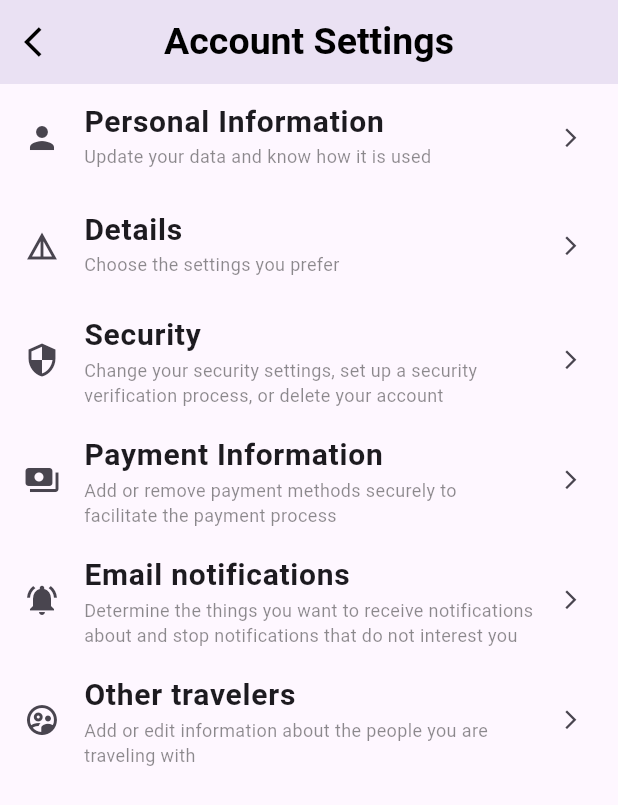
After one commit to hassanmoharam2002/rahlity, a Flutter app: the homepage screen opened by its route, in the side drawer, after a tap on "manage your acount", on a phone screen of 412 x 824 dp. The commit adds this screen. Shown: the top 805 px of the screen. Run offline on Flutter 3.47's test engine with Material 3 defaults, Android fonts, the phone set to English and light mode, and no system bars; our stand-ins replace awesome_dialog, curved_navigation_bar, firebase_auth, firebase_core, flutter_native_splash, google_sign_in and 1 more; accounts and stored records are empty.

Commit message:
mohamed hassan part

```diff
--- a/lib/layouts/categories/akama/search/bottomsheetcalender.dart
+++ /dev/null
@@ -1,35 +0,0 @@
-
-
-
-import 'package:flutter/material.dart';
-
-class BottomSheetCalender extends StatefulWidget {
-  const BottomSheetCalender({super.key});
-
-  @override
-  State<BottomSheetCalender> createState() => _BottomSheetCalenderState();
-}
-
-class _BottomSheetCalenderState extends State<BottomSheetCalender> {
-  @override
-  Widget build(BuildContext context) {
-    return
-  }
-
-  var selectedate = DateTime.now();
-
-  void showtaskdatpicker() async {
-    var userselectdate = await showDatePicker(
-        context: context,
-        initialDate: selectedate,
-        firstDate: DateTime.now(),
-        lastDate: DateTime.now().add(Duration(days: 365)));
-
-    if (userselectdate == null) {
-      return;
-    }
-    setState(() {
-      selectedate = userselectdate;
-    });
-  }
-}
--- a/lib/layouts/categories/akama/search/bottomsheetoptions.dart
+++ b/lib/layouts/categories/akama/search/bottomsheetoptions.dart
@@ -1,9 +1,4 @@
 
-
-
-
-
-import 'package:flutter/cupertino.dart';
 import 'package:flutter/material.dart';
 
 class PostBottomSheetBar extends StatefulWidget {
--- a/lib/layouts/drawer_ui/drawer_.dart
+++ b/lib/layouts/drawer_ui/drawer_.dart
@@ -1,8 +1,12 @@
 
 
+import 'package:firebase_auth/firebase_auth.dart';
 import 'package:flutter/cupertino.dart';
 import 'package:flutter/material.dart';
 import 'package:flutter/widgets.dart';
+import 'package:google_sign_in/google_sign_in.dart';
+
+import '../manage your account/manageacount.dart';
 
 class CustemedDrawer extends StatelessWidget {
   const CustemedDrawer({super.key});
@@ -66,13 +70,19 @@ class CustemedDrawer extends StatelessWidget {
 
             ],
           ),
-          ListTile(
+          InkWell(
+            highlightColor: Colors.black,
+            onTap: (){
+              Navigator.of(context).push(MaterialPageRoute(builder: (context)=>AccountSetting()));
+            },
+            child: ListTile(
               leading: Icon(
                 Icons.person, size: 30,
               ),
               title: Text('manage your acount',style: TextStyle(
                   fontSize: 20
               ),),
+            ),
           ),
           Padding(
             padding: EdgeInsets.only(left: 20,
@@ -125,7 +135,17 @@ class CustemedDrawer extends StatelessWidget {
                 fontSize: 15
             ),),
           ),
-          Expanded(
+
+          Spacer(),
+          InkWell(
+            highlightColor: Colors.black,
+            onTap: ()async{
+              GoogleSignIn googlesignin =GoogleSignIn();
+              googlesignin.disconnect();
+              await FirebaseAuth.instance.signOut();
+              Navigator.of(context).pushNamedAndRemoveUntil('login', (route) => false);
+            },
+            child: Expanded(
               child:Align(
                 alignment:FractionalOffset.bottomLeft ,
                 child: ListTile(
@@ -137,7 +157,8 @@ class CustemedDrawer extends StatelessWidget {
                       color: Colors.blue
                   ),),
                 ),
-            ), )
+              ), ),
+          )
         ],
       ),
     );
--- /dev/null
+++ b/lib/layouts/manage your account/manageacount.dart
@@ -0,0 +1,145 @@
+import 'package:flutter/material.dart';
+
+class AccountSetting extends StatelessWidget {
+  const AccountSetting({super.key});
+  static const String rountName = 'Slider_Screen' ;
+
+  @override
+  Widget build(BuildContext context) {
+    return Scaffold(
+        appBar: AppBar(
+          backgroundColor: Colors.transparent,
+          elevation: 10,
+          leading: Icon(Icons.arrow_back_ios, color: Colors.black, ),
+          title: const Text('Account Settings',
+            style: TextStyle(
+              fontSize: 25 ,
+              fontWeight: FontWeight.bold ,
+              color: Colors.black ,
+
+            ),
+          ),
+          centerTitle: true,
+        ),
+        body: ListView(
+          children: <Widget>[
+            ListTile(
+              leading:  Icon(Icons.person),
+              title:  Text('Personal Information',
+                style: TextStyle(
+                  fontSize: 20,
+                  fontWeight: FontWeight.bold ,),
+              ),
+              trailing:  Icon(Icons.arrow_forward_ios, size: 15 ,),
+              subtitle:  Text('Update your data and know how it is used',
+                style: TextStyle(
+                  fontSize: 12,
+                  color: Colors.black45 ,
+                ),
+              ),
+              onTap: () {
+              },
+            ),
+            ListTile(
+              leading: const Icon(Icons.details),
+              title: const Text('Details',
+                style: TextStyle(fontSize: 20,
+                  fontWeight: FontWeight.bold ,),
+              ),
+              trailing: const Icon(Icons.arrow_forward_ios, size: 15 ,),
+              subtitle: const Text('Choose the settings you prefer',
+                style: TextStyle(
+                  fontSize:12  ,
+                  color: Colors.black45 ,
+                ),
+              ),
+
+              onTap: () {
+                // Navigate to details page
+              },
+            ),
+            ListTile(
+              leading: const Icon(Icons.security),
+              title: const Text('Security' ,
+                style: TextStyle(
+                  fontWeight: FontWeight.bold ,
+                  fontSize: 20,
+                ),
+              ),
+              trailing: const Icon(Icons.arrow_forward_ios, size: 15 ,),
+              subtitle: const Text('Change your security settings, set up a security verification process, or delete your account',
+                style: TextStyle(
+                  fontSize: 12,
+                  color: Colors.black45 ,
+                ),
+              ),
+
+              onTap: () {
+                // Navigate to security page
+              },
+            ),
+            ListTile(
+              leading: const Icon(Icons.payments),
+              trailing: const Icon(Icons.arrow_forward_ios, size: 15 ,),
+              title: const Text('Payment Information',
+                style: TextStyle(
+                  fontWeight: FontWeight.bold ,
+                  fontSize: 20,
+                ),
+              ),
+              subtitle:const Text('Add or remove payment methods securely to facilitate the payment process',
+                style: TextStyle(
+                  fontSize: 12 ,
+                  color: Colors.black45 ,
+                ),
+              ) ,
+              onTap: () {
+                // Navigate to payment information page
+              },
+            ),
+            ListTile(
+              leading: Icon(Icons.notifications_active),
+              title: const Text('Email notifications',
+
+                style: TextStyle(fontSize: 20,
+                  fontWeight: FontWeight.bold ,
+                ),
+              ),
+              trailing: const Icon(Icons.arrow_forward_ios, size: 15 ,),
+              subtitle: const Text('Determine the things you want to receive notifications about and stop notifications that do not interest you',
+                style: TextStyle(
+                  fontSize:  12 ,
+                  color: Colors.black45 ,
+
+                ),
+              ),
+              onTap: () {
+                // Navigate to notifications page
+              },
+            ),
+            ListTile(
+              leading: const Icon(Icons.supervised_user_circle_outlined),
+              title: const Text('Other travelers',
+                style: TextStyle(fontSize: 20,
+                  fontWeight: FontWeight.bold ,
+                ),
+              ),
+              trailing: const Icon(Icons.arrow_forward_ios, size: 15 ,),
+              subtitle:const Text('Add or edit information about the people you are traveling with',
+                style: TextStyle(
+                  fontSize: 12,
+                  color: Colors.black45 ,
+
+                ),
+              ) ,
+              onTap: (){
+
+              },
+
+
+            ),
+          ],
+        ),
+    );
+  }
+}
```
Lines whose indentation alone changed are shown as unchanged.
